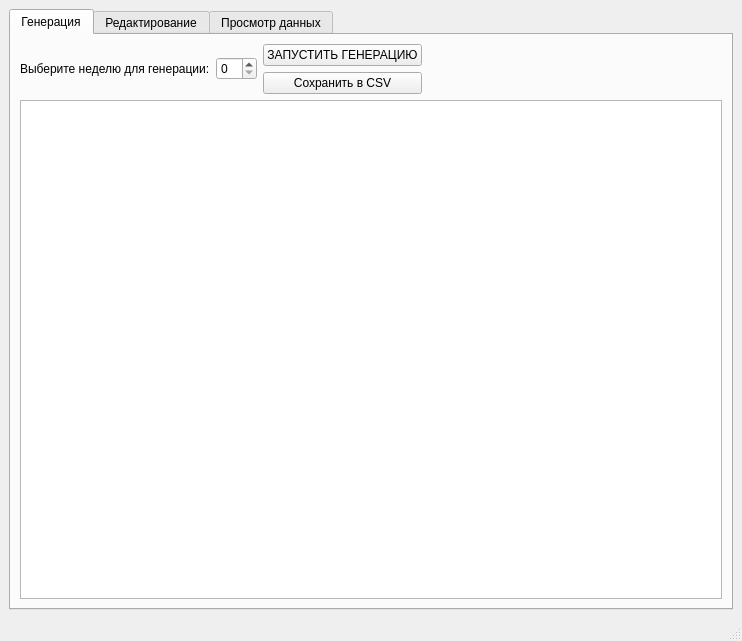
Old version of the form ui_main_window.ui in the repository emikoff/shift_generator.
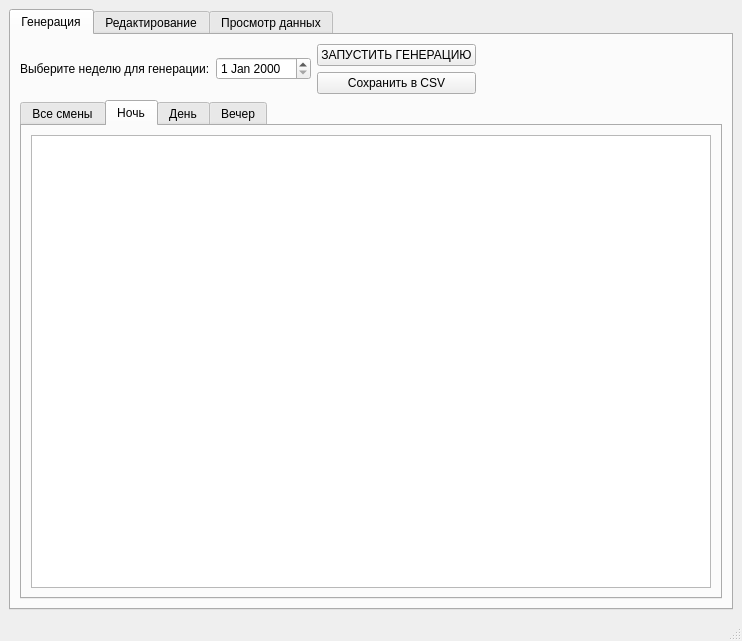
New version of the form. The open tabs and pages were chosen to show the change.

Commit message: dev: Заменя QSpinBox на QDateEdit

What changed in the file:
```diff
--- a/ui_main_window.ui
+++ b/ui_main_window.ui
@@ -14,7 +14,7 @@
    <string>MainWindow</string>
   </property>
   <widget class="QWidget" name="centralwidget">
-   <layout class="QHBoxLayout" name="horizontalLayout_8">
+   <layout class="QVBoxLayout" name="verticalLayout_6">
     <item>
      <widget class="QTabWidget" name="tabWidget">
       <property name="currentIndex">
@@ -24,9 +24,9 @@
        <attribute name="title">
         <string>Генерация</string>
        </attribute>
-       <layout class="QVBoxLayout" name="verticalLayout_8">
+       <layout class="QHBoxLayout" name="horizontalLayout_8">
         <item>
-         <layout class="QVBoxLayout" name="verticalLayout_6">
+         <layout class="QVBoxLayout" name="verticalLayout">
           <item>
            <layout class="QHBoxLayout" name="horizontalLayout_7">
             <item>
@@ -41,7 +41,7 @@
                  </widget>
                 </item>
                 <item>
-                 <widget class="QSpinBox" name="week_spinbox"/>
+                 <widget class="QDateEdit" name="week_date_edit"/>
                 </item>
                </layout>
               </item>
@@ -85,7 +85,51 @@
            </layout>
           </item>
           <item>
-           <widget class="QTableView" name="results_table"/>
+           <widget class="QTabWidget" name="tabWidget_2">
+            <property name="currentIndex">
+             <number>1</number>
+            </property>
+            <widget class="QWidget" name="tab_8">
+             <attribute name="title">
+              <string>Все смены</string>
+             </attribute>
+             <layout class="QVBoxLayout" name="verticalLayout_8">
+              <item>
+               <widget class="QTableView" name="results_table"/>
+              </item>
+             </layout>
+            </widget>
+            <widget class="QWidget" name="tab_9">
+             <attribute name="title">
+              <string>Ночь</string>
+             </attribute>
+             <layout class="QVBoxLayout" name="verticalLayout_10">
+              <item>
+               <widget class="QTableView" name="results_table_night"/>
+              </item>
+             </layout>
+            </widget>
+            <widget class="QWidget" name="tab_10">
+             <attribute name="title">
+              <string>День</string>
+             </attribute>
+             <layout class="QVBoxLayout" name="verticalLayout_11">
+              <item>
+               <widget class="QTableView" name="results_table_day"/>
+              </item>
+             </layout>
+            </widget>
+            <widget class="QWidget" name="tab_11">
+             <attribute name="title">
+              <string>Вечер</string>
+             </attribute>
+             <layout class="QVBoxLayout" name="verticalLayout_12">
+              <item>
+               <widget class="QTableView" name="results_table_evening"/>
+              </item>
+             </layout>
+            </widget>
+           </widget>
           </item>
          </layout>
         </item>
```
Left out of the diff: 2 changed lines with no effect on the pictures. The commit also changes 2 other files.
